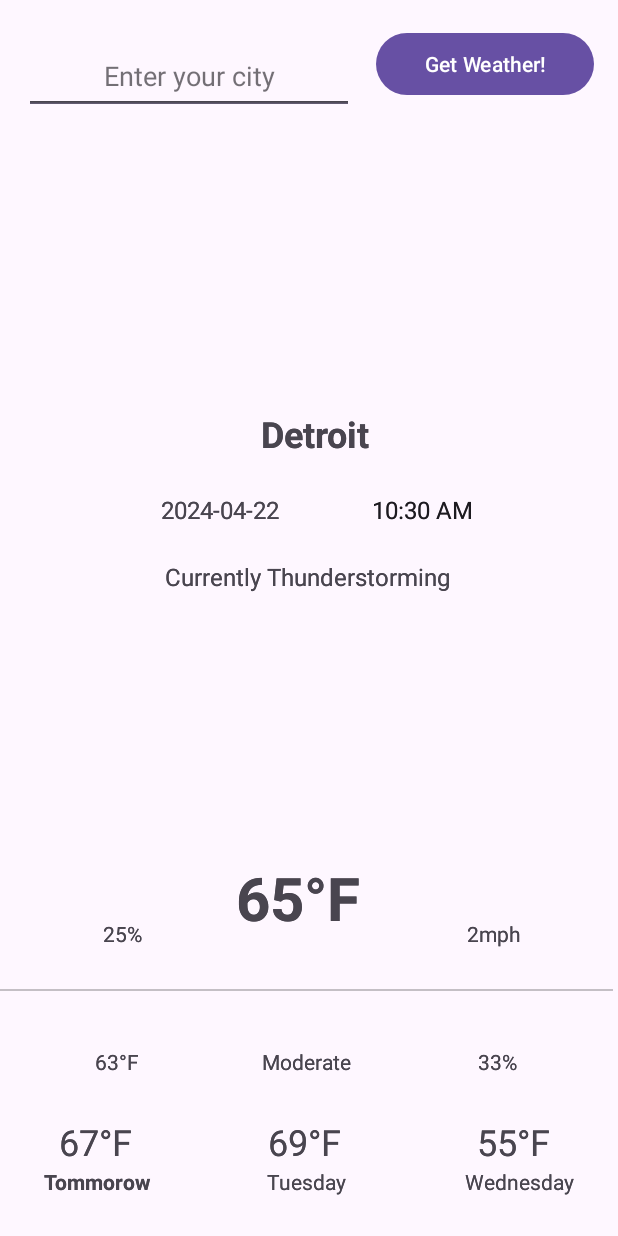
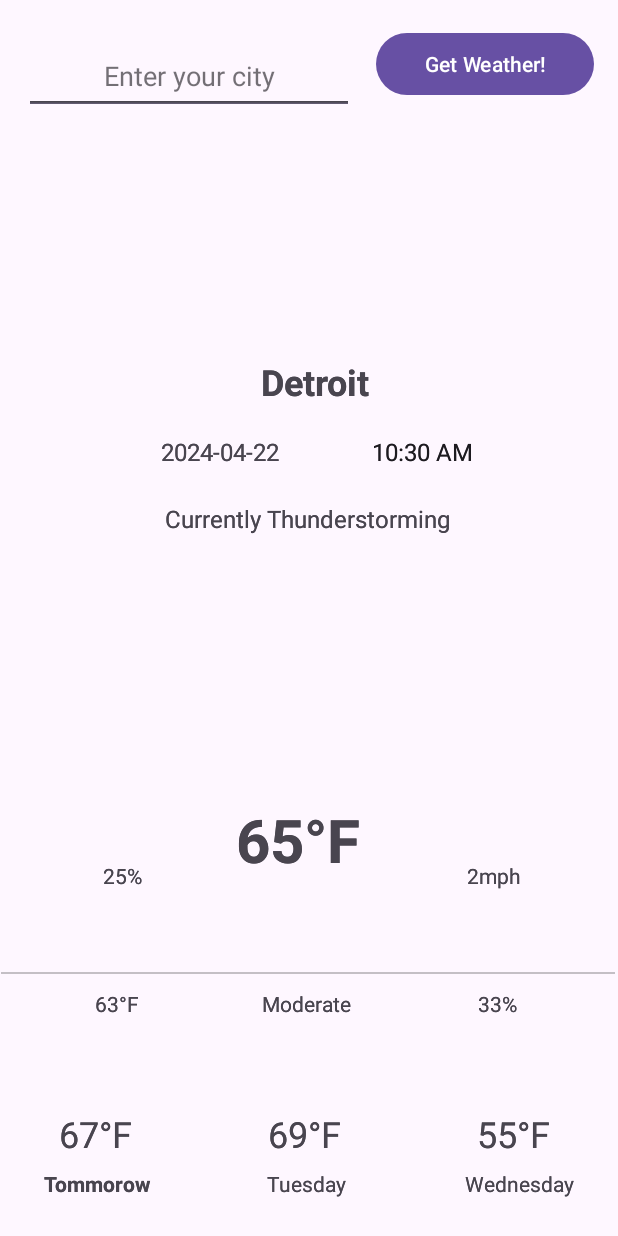
Before and after one commit to Mihir8829/CIS436_Project_4, an Android app: the screen it shows after launch (MainActivity), on a phone screen of 412 x 824 dp. Run offline under Robolectric (Android 15) with nearby library versions, the phone set to English and light mode, and no system bars; network calls fail; 1 statement that could not run was skipped.

Commit message:
small change to main fragment

```diff
--- a/app/src/main/res/layout/activity_main.xml
+++ b/app/src/main/res/layout/activity_main.xml
@@ -22,7 +22,7 @@
         android:id="@+id/WeatherFragmentContainer"
         android:name="com.example.project_4.WeatherFragment"
         android:layout_width="412dp"
-        android:layout_height="620dp"
+        android:layout_height="660dp"
         android:layout_marginStart="1dp"
         android:layout_marginEnd="1dp"
         app:layout_constraintBottom_toBottomOf="parent"
--- a/app/src/main/res/layout/fragment_weather.xml
+++ b/app/src/main/res/layout/fragment_weather.xml
@@ -275,10 +275,9 @@
         android:background="?android:attr/listDivider"
         app:layout_constraintBottom_toBottomOf="parent"
         app:layout_constraintEnd_toEndOf="parent"
-        app:layout_constraintHorizontal_bias="0.0"
         app:layout_constraintStart_toStartOf="parent"
         app:layout_constraintTop_toTopOf="parent"
-        app:layout_constraintVertical_bias="0.747" />
+        app:layout_constraintVertical_bias="0.743" />
 
     <TextClock
         android:id="@+id/tcCurrentTime"
```
